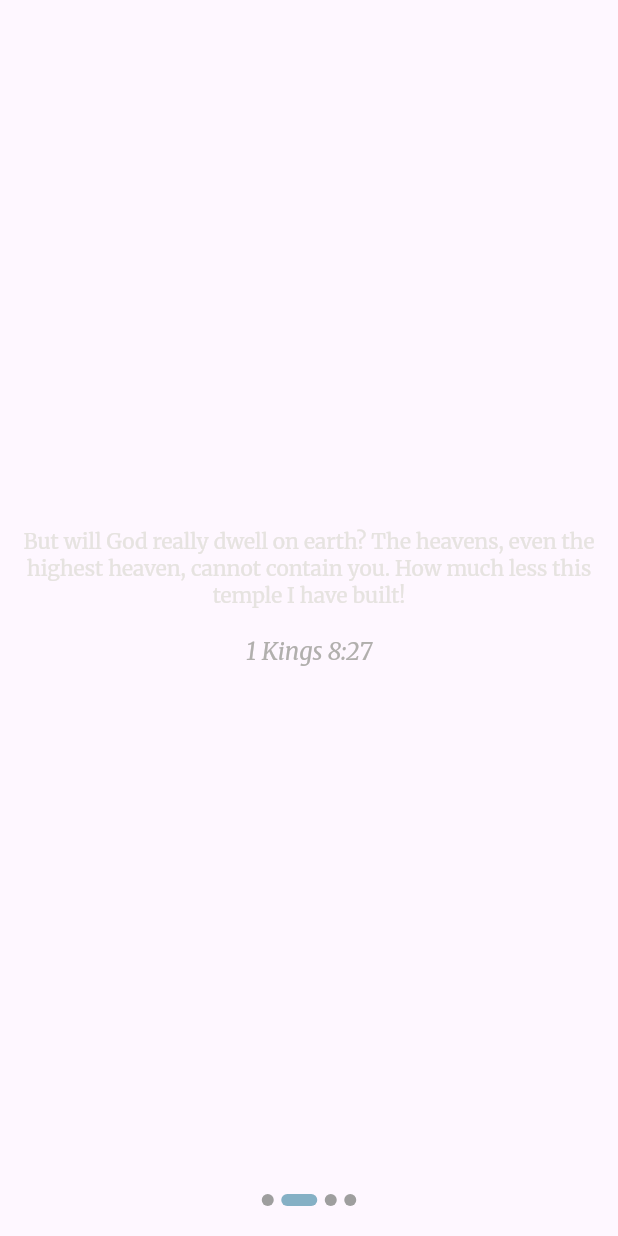
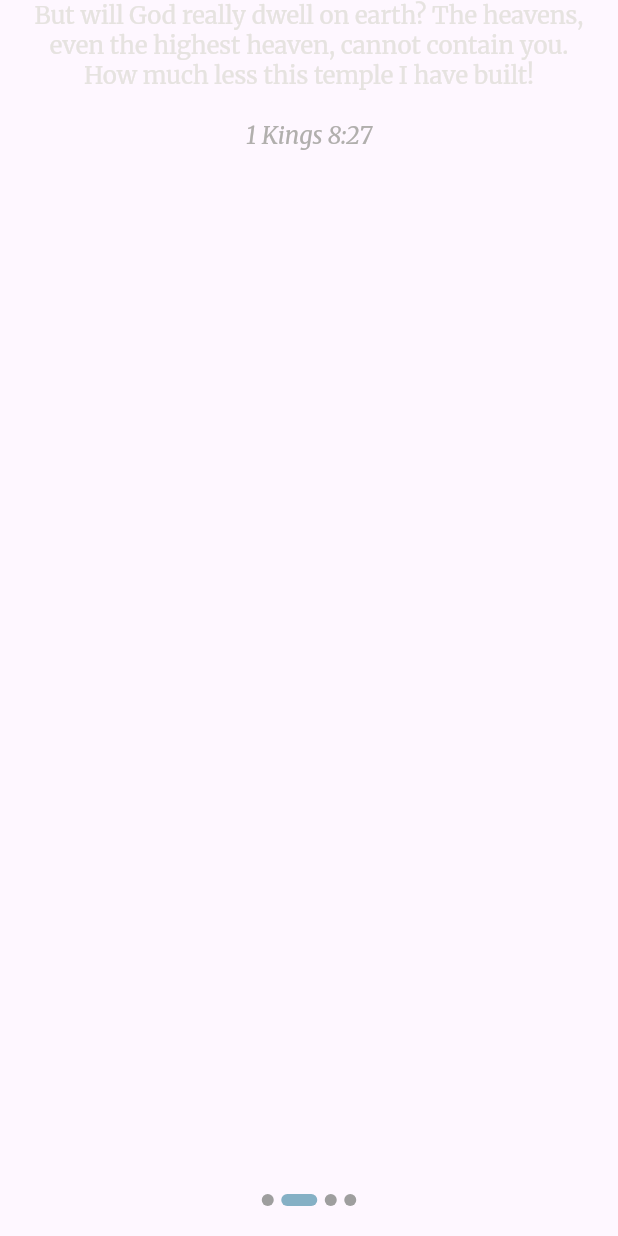
Before and after one commit to johnhcolani/Solomon-s-Temple-Direction, a Flutter app: the MyScrollablePages widget shown alone on an empty page, opened directly, swiped to page 2, on a phone screen of 412 x 824 dp. Run offline on Flutter 3.47's test engine with Material 3 defaults, Android fonts, the light colour scheme and no system bars; drawn by our look-alikes of smooth_page_indicator; our stand-ins replace dartz, equatable, flutter_bloc, flutter_compass, geolocator, google_fonts and 1 more.

Commit message:
made adaptive for phone and tablet

```diff
--- a/lib/features/temple_direction/presentation/widgets/my_scrollable_pages.dart
+++ b/lib/features/temple_direction/presentation/widgets/my_scrollable_pages.dart
@@ -14,6 +14,12 @@ class _MyScrollablePagesState extends State<MyScrollablePages> {
 
   @override
   Widget build(BuildContext context) {
+    return LayoutBuilder(
+      builder: (context, constraints) {
+        double screenHeight = constraints.maxHeight;
+        double screenWidth = constraints.maxWidth;
+        bool isTablet = screenWidth > 600;
+
         return Column(
           children: [
             Expanded(
@@ -23,21 +29,25 @@ class _MyScrollablePagesState extends State<MyScrollablePages> {
                   // First Page with the Scrollable Text
                   Padding(
                     padding: const EdgeInsets.symmetric(horizontal: 20.0),
+                    child: Container(
+                      height: isTablet ? screenHeight * 0.4 : screenHeight * 0.3,
+                      child: SingleChildScrollView(
                         child: RichText(
                           textAlign: TextAlign.center,
                           text: TextSpan(
                             style: GoogleFonts.merriweather(
-                      fontSize: Platform.isIOS ? 18 : 14,
+                              fontSize: isTablet ? 36 : 16,
                               color: const Color(0xffffffff),
                             ),
                             children: [
                               const TextSpan(
-                        text: '\nAnd now, God of Israel, let your word that you promised your servant David my father come true.\n\n',
+                                text:
+                                '\nAnd now, God of Israel, let your word that you promised your servant David my father come true.\n\n',
                               ),
                               TextSpan(
                                 text: '1 Kings 8:26',
                                 style: GoogleFonts.merriweather(
-                          fontSize: 16,
+                                  fontSize: isTablet ? 36 : 16,
                                   fontStyle: FontStyle.italic,
                                   fontWeight: FontWeight.bold,
                                   color: const Color(0xffb1afad),
@@ -47,23 +57,30 @@ class _MyScrollablePagesState extends State<MyScrollablePages> {
                           ),
                         ),
                       ),
+                    ),
+                  ),
                   // Second Page
-              Center(
+                  Padding(
+                    padding: const EdgeInsets.symmetric(horizontal: 20.0),
+                    child: Container(
+                      height: isTablet ? screenHeight * 0.4 : screenHeight * 0.3,
+                      child: SingleChildScrollView(
                         child: RichText(
                           textAlign: TextAlign.center,
                           text: TextSpan(
                             style: GoogleFonts.merriweather(
-                      fontSize: Platform.isIOS ? 18 : 14,
+                              fontSize: isTablet ? 36 : 16,
                               color: const Color(0xffe6e3e0),
                             ),
                             children: [
                               const TextSpan(
-                        text: 'But will God really dwell on earth? The heavens, even the highest heaven, cannot contain you. How much less this temple I have built!\n\n',
+                                text:
+                                'But will God really dwell on earth? The heavens, even the highest heaven, cannot contain you. How much less this temple I have built!\n\n',
                               ),
                               TextSpan(
                                 text: '1 Kings 8:27',
                                 style: GoogleFonts.merriweather(
-                          fontSize: 16,
+                                  fontSize: isTablet ? 36 : 16,
                                   fontStyle: FontStyle.italic,
                                   color: const Color(0xffb1afad),
                                 ),
@@ -72,23 +89,30 @@ class _MyScrollablePagesState extends State<MyScrollablePages> {
                           ),
                         ),
                       ),
+                    ),
+                  ),
                   // Third Page
-              Center(
+                  Padding(
+                    padding: const EdgeInsets.symmetric(horizontal: 20.0),
+                    child: Container(
+                      height: isTablet ? screenHeight * 0.4 : screenHeight * 0.3,
+                      child: SingleChildScrollView(
                         child: RichText(
                           textAlign: TextAlign.center,
                           text: TextSpan(
                             style: GoogleFonts.merriweather(
-                      fontSize: Platform.isIOS ? 18 : 14,
+                              fontSize: isTablet ? 36 : 16,
                               color: const Color(0xffe6e3e0),
                             ),
                             children: [
                               const TextSpan(
-                        text: 'Yet give attention to your servant’s prayer and his plea for mercy, LORD my God. Hear the cry and the prayer that your servant is praying in your presence this day.\n\n',
+                                text:
+                                'Yet give attention to your servant’s prayer and his plea for mercy, LORD my God. Hear the cry and the prayer that your servant is praying in your presence this day.\n\n',
                               ),
                               TextSpan(
                                 text: '1 Kings 8:28',
                                 style: GoogleFonts.merriweather(
-                          fontSize: 16,
+                                  fontSize: isTablet ? 36 : 16,
                                   fontStyle: FontStyle.italic,
                                   color: const Color(0xffb1afad),
                                 ),
@@ -97,40 +121,42 @@ class _MyScrollablePagesState extends State<MyScrollablePages> {
                           ),
                         ),
                       ),
+                    ),
+                  ),
                   // Fourth Page
-              Center(
+                  Padding(
+                    padding: const EdgeInsets.symmetric(horizontal: 20.0),
+                    child: Container(
+                      height: isTablet ? screenHeight * 0.4 : screenHeight * 0.3,
+                      child: SingleChildScrollView(
                         child: RichText(
                           textAlign: TextAlign.center,
                           text: TextSpan(
                             style: GoogleFonts.merriweather(
-                      fontSize: Platform.isIOS ? 18 : 14,
+                              fontSize: isTablet ? 36 : 16,
                               color: const Color(0xffe6e3e0),
                             ),
                             children: [
                               const TextSpan(
                                 text:
-                          'May your eyes be open toward this temple night and day, this place of which you said:\n'),
+                                'May your eyes be open toward this temple night and day, this place of which you said:\n',
+                              ),
                               TextSpan(
                                 text: 'My Name shall be there\n',
                                 style: GoogleFonts.merriweather(
-                          fontSize: Platform.isIOS ? 18 : 14,
+                                  fontSize: isTablet ? 36 : 16,
                                   color: Colors.amber,
                                   decoration: TextDecoration.underline,
                                 ),
                               ),
-                      TextSpan(
+                              const TextSpan(
                                 text:
                                 'so that you will hear the prayer your servant prays toward this place.\n\n',
-                          style: TextStyle(
-                            fontSize: Platform.isIOS ? 18 : 14,
-                          )),
-
-                      // Page Indicator
-
+                              ),
                               TextSpan(
                                 text: '1 Kings 8:29',
                                 style: GoogleFonts.merriweather(
-                          fontSize: 16,
+                                  fontSize: isTablet ? 36 : 16,
                                   fontStyle: FontStyle.italic,
                                   color: const Color(0xffe6e3e0),
                                 ),
@@ -139,11 +165,12 @@ class _MyScrollablePagesState extends State<MyScrollablePages> {
                           ),
                         ),
                       ),
+                    ),
+                  ),
                 ],
               ),
             ),
-
-
+            const SizedBox(height: 10), // Adjust spacing for the indicator
             SmoothPageIndicator(
               controller: _pageController,
               count: 4,
@@ -158,5 +185,7 @@ class _MyScrollablePagesState extends State<MyScrollablePages> {
             const SizedBox(height: 20),
           ],
         );
+      },
+    );
   }
 }
```
Also changed, not shown: lib/features/temple_direction/presentation/screens/direction_screen.dart (+27 -9 lines). Lines whose indentation alone changed are shown as unchanged.
